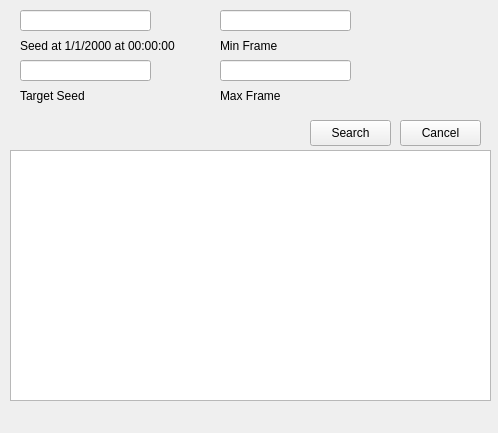
Qt form Forms/Gen3/GameCubeRTC.ui (Admiral-Fish/PokeFinder) before a commit.
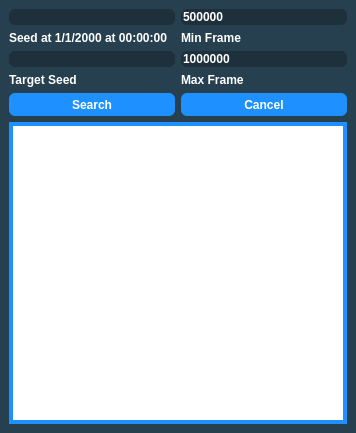
The same form after that commit. Custom widgets are drawn as their Qt base class.

Diff of the .ui file:
```diff
--- a/Forms/Gen3/GameCubeRTC.ui
+++ b/Forms/Gen3/GameCubeRTC.ui
@@ -6,115 +6,171 @@
    <rect>
     <x>0</x>
     <y>0</y>
-    <width>498</width>
+    <width>356</width>
     <height>433</height>
    </rect>
   </property>
+  <property name="sizePolicy">
+   <sizepolicy hsizetype="Fixed" vsizetype="Fixed">
+    <horstretch>0</horstretch>
+    <verstretch>0</verstretch>
+   </sizepolicy>
+  </property>
+  <property name="minimumSize">
+   <size>
+    <width>356</width>
+    <height>433</height>
+   </size>
+  </property>
+  <property name="maximumSize">
+   <size>
+    <width>356</width>
+    <height>433</height>
+   </size>
+  </property>
   <property name="windowTitle">
    <string>GameCube RTC</string>
   </property>
+  <property name="styleSheet">
+   <string notr="true">QMainWindow {
+	background-color: #274050;
+}
+
+QTableView {
+	border: 4px solid DodgerBlue;
+}
+
+QHeaderView::section {
+	border: none;
+	background-color: #274050;
+	padding-top: 3px;
+	padding-bottom: 3px;
+	color: white;
+}
+
+QLineEdit {
+	qproperty-alignment: AlignCenter;
+	background-color: #1D303C;
+	border:none;
+	border-radius: 6px;
+	color: white;
+	font-family: &quot;Myriad Pro&quot;, Montserrat;
+	font-weight: 500;
+}
+
+QLabel {
+	color: white;
+	font-family: &quot;Myriad Pro&quot;, Montserrat;
+	font-weight: 500;
+}
+
+QPushButton {
+	border: none;
+	border-radius: 6px;
+	color: white;
+	background-color: DodgerBlue;
+	font-family: &quot;Myriad Pro&quot;, Montserrat;
+	font-weight: 500;
+}</string>
+  </property>
   <widget class="QWidget" name="centralwidget">
-   <widget class="QTextBox" name="textBoxStartSeed">
-    <property name="geometry">
-     <rect>
-      <x>20</x>
-      <y>10</y>
-      <width>131</width>
-      <height>21</height>
-     </rect>
-    </property>
-   </widget>
+   <layout class="QGridLayout" name="gridLayout_3">
+    <item row="0" column="0">
+     <layout class="QGridLayout" name="gridLayout">
+      <item row="0" column="0">
+       <widget class="QTextBox" name="textBoxStartSeed"/>
+      </item>
+      <item row="1" column="0">
    <widget class="QLabel" name="labelStartSeed">
-    <property name="geometry">
-     <rect>
-      <x>20</x>
-      <y>30</y>
-      <width>181</width>
-      <height>31</height>
-     </rect>
-    </property>
     <property name="text">
      <string>Seed at 1/1/2000 at 00:00:00</string>
     </property>
    </widget>
-   <widget class="QTextBox" name="textBoxEndSeed">
-    <property name="geometry">
-     <rect>
-      <x>20</x>
-      <y>60</y>
-      <width>131</width>
-      <height>21</height>
-     </rect>
-    </property>
-   </widget>
+      </item>
+      <item row="2" column="0">
+       <widget class="QTextBox" name="textBoxEndSeed"/>
+      </item>
+      <item row="3" column="0">
    <widget class="QLabel" name="labelEndSeed">
-    <property name="geometry">
-     <rect>
-      <x>20</x>
-      <y>80</y>
-      <width>91</width>
-      <height>31</height>
-     </rect>
-    </property>
     <property name="text">
      <string>Target Seed</string>
     </property>
    </widget>
+      </item>
+     </layout>
+    </item>
+    <item row="0" column="1">
+     <layout class="QGridLayout" name="gridLayout_2">
+      <item row="0" column="0">
    <widget class="QTextBox" name="textBoxMinFrame">
-    <property name="geometry">
-     <rect>
-      <x>220</x>
-      <y>10</y>
-      <width>131</width>
-      <height>21</height>
-     </rect>
-    </property>
-   </widget>
+        <property name="text">
+         <string notr="true">500000</string>
+        </property>
+        <property name="maxLength">
+         <number>10</number>
+        </property>
+       </widget>
+      </item>
+      <item row="1" column="0">
    <widget class="QLabel" name="labelMinFrame">
-    <property name="geometry">
-     <rect>
-      <x>220</x>
-      <y>30</y>
-      <width>71</width>
-      <height>31</height>
-     </rect>
-    </property>
     <property name="text">
      <string>Min Frame</string>
     </property>
    </widget>
+      </item>
+      <item row="2" column="0">
+       <widget class="QTextBox" name="textBoxMaxFrame">
+        <property name="text">
+         <string notr="true">1000000</string>
+        </property>
+        <property name="maxLength">
+         <number>10</number>
+        </property>
+       </widget>
+      </item>
+      <item row="3" column="0">
    <widget class="QLabel" name="labelMaxFrame">
-    <property name="geometry">
-     <rect>
-      <x>220</x>
-      <y>80</y>
-      <width>61</width>
-      <height>31</height>
-     </rect>
-    </property>
     <property name="text">
      <string>Max Frame</string>
     </property>
    </widget>
-   <widget class="QTextBox" name="textBoxMaxFrame">
-    <property name="geometry">
-     <rect>
-      <x>220</x>
-      <y>60</y>
-      <width>131</width>
-      <height>21</height>
-     </rect>
-    </property>
-   </widget>
+      </item>
+     </layout>
+    </item>
+    <item row="1" column="0">
+     <widget class="QPushButton" name="pushButtonSearch">
+      <property name="minimumSize">
+       <size>
+        <width>0</width>
+        <height>23</height>
+       </size>
+      </property>
+      <property name="styleSheet">
+       <string notr="true"/>
+      </property>
+      <property name="text">
+       <string>Search</string>
+      </property>
+     </widget>
+    </item>
+    <item row="1" column="1">
+     <widget class="QPushButton" name="pushButtonCancel">
+      <property name="minimumSize">
+       <size>
+        <width>0</width>
+        <height>23</height>
+       </size>
+      </property>
+      <property name="styleSheet">
+       <string notr="true"/>
+      </property>
+      <property name="text">
+       <string>Cancel</string>
+      </property>
+     </widget>
+    </item>
+    <item row="2" column="0" colspan="2">
    <widget class="QTableView" name="tableViewGenerator">
-    <property name="geometry">
-     <rect>
-      <x>10</x>
-      <y>150</y>
-      <width>481</width>
-      <height>251</height>
-     </rect>
-    </property>
     <property name="maximumSize">
      <size>
       <width>16777215</width>
@@ -146,32 +202,8 @@
      <number>20</number>
     </attribute>
    </widget>
-   <widget class="QPushButton" name="pushButtonSearch">
-    <property name="geometry">
-     <rect>
-      <x>310</x>
-      <y>120</y>
-      <width>81</width>
-      <height>26</height>
-     </rect>
-    </property>
-    <property name="text">
-     <string>Search</string>
-    </property>
-   </widget>
-   <widget class="QPushButton" name="pushButtonCancel">
-    <property name="geometry">
-     <rect>
-      <x>400</x>
-      <y>120</y>
-      <width>81</width>
-      <height>26</height>
-     </rect>
-    </property>
-    <property name="text">
-     <string>Cancel</string>
-    </property>
-   </widget>
+    </item>
+   </layout>
   </widget>
   <widget class="QMenuBar" name="menubar">
    <property name="geometry">
```
Left out of the diff: 2 changed lines with no effect on the pictures. Lines whose indentation alone changed are shown as unchanged.
